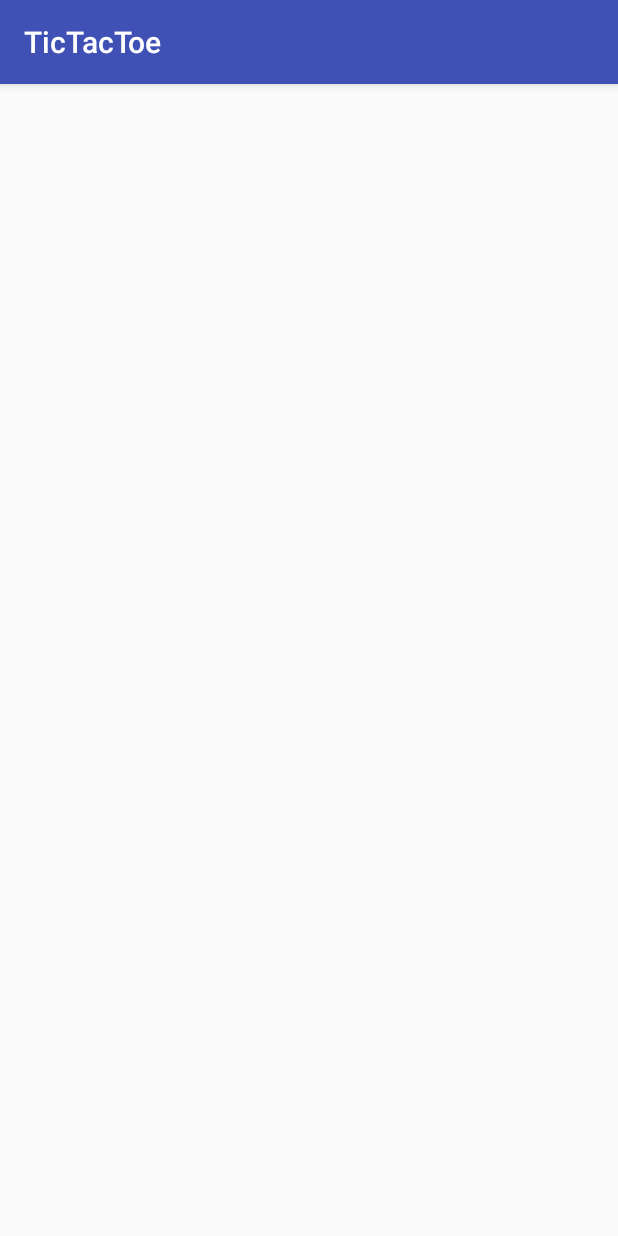
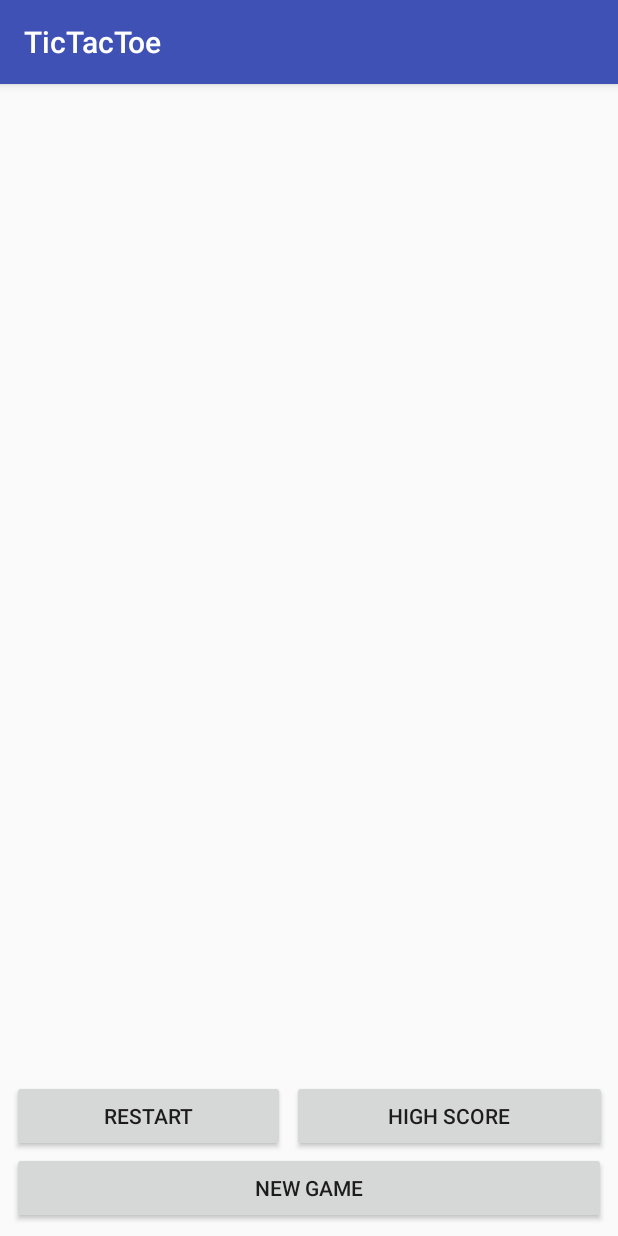
Before and after one commit to EirikSkogstad/Android_TicTacToe, an Android app: the GameBoard screen opened directly, with no data from a screen before it, on a phone screen of 412 x 824 dp. Run offline under Robolectric (Android 15) with nearby library versions, the phone set to English and light mode, and no system bars.

Commit message:
Work on gameBoard. Extracted String resources

```diff
--- a/app/build.gradle
+++ b/app/build.gradle
@@ -27,4 +27,5 @@ dependencies {
     compile 'com.android.support:appcompat-v7:25.3.0'
     compile 'com.android.support.constraint:constraint-layout:1.0.2'
     testCompile 'junit:junit:4.12'
+    compile 'com.android.support:gridlayout-v7:25.3.0'
 }
--- a/app/src/main/java/com/example/zenix/tictactoe/GameBoard.java
+++ b/app/src/main/java/com/example/zenix/tictactoe/GameBoard.java
@@ -5,9 +5,28 @@ import android.os.Bundle;
 
 public class GameBoard extends AppCompatActivity {
 
+    private String playerOneName;
+    private String playerTwoName;
+
     @Override
     protected void onCreate(Bundle savedInstanceState) {
         super.onCreate(savedInstanceState);
         setContentView(R.layout.activity_game_board);
+
+        handleActivity();
+        initComponents();
+        initListeners();
+    }
+
+    private void handleActivity() {
+
+    }
+
+    private void initComponents() {
+
+    }
+
+    private void initListeners() {
+
     }
 }
--- a/app/src/main/res/layout/activity_game_board.xml
+++ b/app/src/main/res/layout/activity_game_board.xml
@@ -6,4 +6,56 @@
     android:layout_height="match_parent"
     tools:context="com.example.zenix.tictactoe.GameBoard">
 
+    <TextView
+        android:id="@+id/textView_currentPlayer"
+        android:layout_width="338dp"
+        android:layout_height="28dp"
+        android:layout_marginLeft="8dp"
+        android:layout_marginRight="8dp"
+        android:layout_marginTop="8dp"
+        android:textSize="20sp"
+        app:layout_constraintLeft_toLeftOf="parent"
+        app:layout_constraintRight_toRightOf="parent"
+        app:layout_constraintTop_toTopOf="parent"
+        app:layout_constraintHorizontal_bias="0.501"
+        android:layout_marginStart="8dp"
+        android:layout_marginEnd="8dp" />
+
+    <Button
+        android:id="@+id/button_highscore"
+        android:layout_width="210dp"
+        android:layout_height="48dp"
+        android:layout_marginBottom="0dp"
+        android:layout_marginEnd="7dp"
+        android:layout_marginRight="8dp"
+        android:layout_marginStart="8dp"
+        android:text="@string/high_score_text"
+        app:layout_constraintBottom_toTopOf="@+id/button_newGame"
+        app:layout_constraintRight_toRightOf="parent"
+        android:layout_marginLeft="8dp" />
+
+    <Button
+        android:id="@+id/button_newGame"
+        android:layout_width="match_parent"
+        android:layout_height="wrap_content"
+        android:layout_marginBottom="8dp"
+        android:layout_marginLeft="8dp"
+        android:layout_marginRight="8dp"
+        android:text="@string/new_game_text"
+        app:layout_constraintBottom_toBottomOf="parent"
+        app:layout_constraintHorizontal_bias="0.0"
+        app:layout_constraintLeft_toLeftOf="parent"
+        app:layout_constraintRight_toRightOf="parent" />
+
+    <Button
+        android:id="@+id/button_restart"
+        android:layout_width="182dp"
+        android:layout_height="48dp"
+        android:layout_marginStart="8dp"
+        android:text="@string/restart_text"
+        android:layout_marginLeft="8dp"
+        app:layout_constraintLeft_toLeftOf="parent"
+        android:layout_marginBottom="0dp"
+        app:layout_constraintBottom_toTopOf="@+id/button_newGame" />
+
 </android.support.constraint.ConstraintLayout>
--- a/app/src/main/res/layout/activity_input_screen.xml
+++ b/app/src/main/res/layout/activity_input_screen.xml
@@ -10,7 +10,7 @@
         android:id="@+id/textView3"
         android:layout_width="107dp"
         android:layout_height="30dp"
-        android:text="Player one:"
+        android:text="@string/player_one_text"
         android:textSize="20sp"
         android:layout_marginTop="81dp"
         android:layout_marginLeft="35dp"
@@ -23,7 +23,7 @@
         android:layout_height="30dp"
         android:layout_marginLeft="0dp"
         android:layout_marginTop="41dp"
-        android:text="Player two:"
+        android:text="@string/player_two_text"
         android:textSize="20sp"
         app:layout_constraintLeft_toLeftOf="@+id/textView3"
         app:layout_constraintTop_toBottomOf="@+id/textView3" />
@@ -36,7 +36,6 @@
         android:layout_marginRight="8dp"
         android:ems="10"
         android:inputType="textPersonName"
-        android:text="Name"
         app:layout_constraintBaseline_toBaselineOf="@+id/textView3"
         app:layout_constraintLeft_toRightOf="@+id/textView3"
         app:layout_constraintRight_toRightOf="parent" />
@@ -49,7 +48,6 @@
         android:layout_marginRight="8dp"
         android:ems="10"
         android:inputType="textPersonName"
-        android:text="Name"
         app:layout_constraintBaseline_toBaselineOf="@+id/textView7"
         app:layout_constraintLeft_toRightOf="@+id/textView7"
         app:layout_constraintRight_toRightOf="parent" />
@@ -61,7 +59,7 @@
         android:layout_marginBottom="16dp"
         android:layout_marginLeft="8dp"
         android:layout_marginRight="8dp"
-        android:text="Play"
+        android:text="@string/play_text"
         app:layout_constraintBottom_toBottomOf="parent"
         app:layout_constraintHorizontal_bias="0.485"
         app:layout_constraintLeft_toLeftOf="parent"
@@ -74,7 +72,7 @@
         android:layout_marginLeft="8dp"
         android:layout_marginRight="8dp"
         android:layout_marginTop="8dp"
-        android:text="Please fill in both player's names."
+        android:text="@string/input_screen_text"
         android:textAlignment="center"
         android:textSize="20sp"
         app:layout_constraintHorizontal_bias="0.5"
--- a/app/src/main/res/values/strings.xml
+++ b/app/src/main/res/values/strings.xml
@@ -3,4 +3,11 @@
     <string name="player_one">PlayerOne:</string>
     <string name="player_two">Playertwo:</string>
     <string name="error_empty_input">Player names cannot be empty!</string>
+    <string name="new_game_text">New Game</string>
+    <string name="high_score_text">High Score</string>
+    <string name="restart_text">Restart</string>
+    <string name="play_text">Play</string>
+    <string name="input_screen_text">Please fill in both player\'s names.</string>
+    <string name="player_one_text">Player one:</string>
+    <string name="player_two_text">Player two:</string>
 </resources>
```
